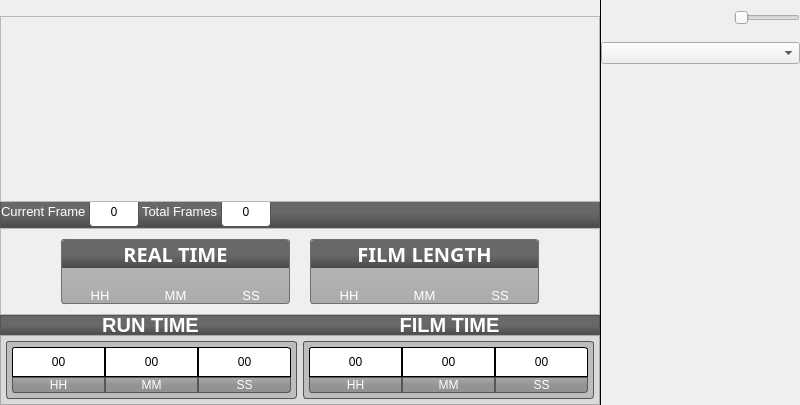
Old version of the form Graffik/gui/film/filmwindow.ui in the repository DynamicPerception/Graffik_Legacy.
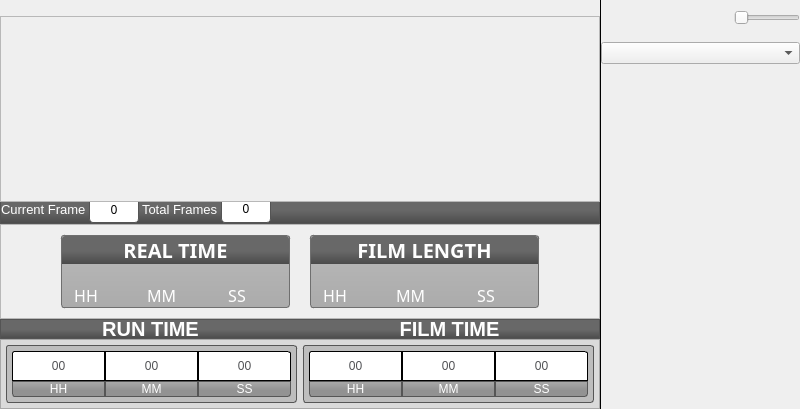
New version of the form. Icons and pictures are not drawn. Custom widgets are drawn as their Qt base class.

```diff
--- a/Graffik/gui/film/filmwindow.ui
+++ b/Graffik/gui/film/filmwindow.ui
@@ -7,7 +7,7 @@
     <x>0</x>
     <y>0</y>
     <width>800</width>
-    <height>405</height>
+    <height>409</height>
    </rect>
   </property>
   <property name="sizePolicy">
@@ -26,7 +26,41 @@
    <string>FilmWindow</string>
   </property>
   <property name="styleSheet">
-   <string notr="true">
+   <string notr="true">FlickNumber #wheelLabel {
+border-image:url(:/core/kinetic-wheel.png);
+border:0px transparent;
+padding: 0px;
+margin:0px;
+}
+
+FlickNumber QListWidget {
+show-decoration-selected: 1;
+font: 30pt &quot;Lucida Sans&quot;;
+}
+
+
+FlickNumber QListWidget::item {
+color:rgb(81,82,85);
+ border-image: url(:/core/kinetic-bg.png);
+ border: 0px transparent;
+padding: 0px;
+margin: 0px;
+background-color: transparent;
+}
+
+FlickNumber QListWidget::item:selected {
+color:rgb(81,82,85);
+ border-image: url(:/core/kinetic-bg.png);
+ border: 0px transparent;
+padding: 0px;
+margin: 0px;
+background-color: transparent;
+}
+
+FlickNumber QListWidgetItem {
+text-align: center;
+}
+
 #forwardButton {
 border-image: url(:/core/fwd-end-normal.png);
 border:0px transparent;
@@ -115,11 +149,11 @@
 
 SlideToggle::groove:horizontal {
  border-image: url(:/core/toggle-bg.png); 
-/* border-left: -9px transparent;
+ border-left: -9px transparent;
  border-right: -8px transparent;
  border-bottom: -5px transparent;
- border-top: 0px transparent;*/
-border: 0px transparent;
+ border-top: 0px transparent;
+/*border: 0px transparent;*/
  padding: 0px;
  margin: 0px;
 }
@@ -169,7 +203,8 @@
 background-color: white;
 border-color:rgb(86,86,86);
 border:1px solid;
-color:black;
+color:rgb(81,82,85);
+font: 40pt &quot;Lucida Sans&quot;;
 }
 
 #filmHHLabel, #runHHLabel {
@@ -273,7 +308,8 @@
 #rtHHLabel, #rtMMLabel, #rtSSLabel, #filmLenHHLabel, #filmLenMMLabel, #filmLenSSLabel {
 
 color:white;
-
+font: 12pt &quot;Lucida Sans&quot;;
+padding-right: 28px;
 }</string>
   </property>
   <layout class="QVBoxLayout" name="verticalLayout">
@@ -299,7 +335,7 @@
        <property name="minimumSize">
         <size>
          <width>0</width>
-         <height>33</height>
+         <height>30</height>
         </size>
        </property>
        <property name="maximumSize">
@@ -697,7 +733,7 @@
          <property name="maximumSize">
           <size>
            <width>16777215</width>
-           <height>140</height>
+           <height>120</height>
           </size>
          </property>
          <property name="frameShape">
@@ -1457,7 +1493,7 @@
           <property name="maximumSize">
            <size>
             <width>450</width>
-            <height>100</height>
+            <height>120</height>
            </size>
           </property>
           <property name="frameShape">
@@ -1480,6 +1516,12 @@
              </property>
              <item>
               <widget class="QLabel" name="realTimeLabel">
+               <property name="sizePolicy">
+                <sizepolicy hsizetype="Preferred" vsizetype="Expanding">
+                 <horstretch>0</horstretch>
+                 <verstretch>0</verstretch>
+                </sizepolicy>
+               </property>
                <property name="font">
                 <font>
                  <family>Lucida Sans</family>
@@ -1498,8 +1540,18 @@
              </item>
              <item>
               <layout class="QHBoxLayout" name="horizontalLayout_4">
+               <property name="spacing">
+                <number>5</number>
+               </property>
                <item>
-                <widget class="FlickNumber" name="realHHSpin" native="true"/>
+                <widget class="FlickNumber" name="realHHSpin" native="true">
+                 <property name="maximumSize">
+                  <size>
+                   <width>16777215</width>
+                   <height>43</height>
+                  </size>
+                 </property>
+                </widget>
                </item>
                <item>
                 <widget class="FlickNumber" name="realMMSpin" native="true">
@@ -1509,10 +1561,23 @@
                    <height>20</height>
                   </size>
                  </property>
+                 <property name="maximumSize">
+                  <size>
+                   <width>16777215</width>
+                   <height>43</height>
+                  </size>
+                 </property>
                 </widget>
                </item>
                <item>
-                <widget class="FlickNumber" name="realSSSpin" native="true"/>
+                <widget class="FlickNumber" name="realSSSpin" native="true">
+                 <property name="maximumSize">
+                  <size>
+                   <width>16777215</width>
+                   <height>43</height>
+                  </size>
+                 </property>
+                </widget>
                </item>
               </layout>
              </item>
@@ -1522,7 +1587,11 @@
                 <widget class="QLabel" name="rtHHLabel">
                  <property name="font">
                   <font>
-                   <pointsize>10</pointsize>
+                   <family>Lucida Sans</family>
+                   <pointsize>12</pointsize>
+                   <weight>50</weight>
+                   <italic>false</italic>
+                   <bold>false</bold>
                   </font>
                  </property>
                  <property name="text">
@@ -1537,7 +1606,11 @@
                 <widget class="QLabel" name="rtMMLabel">
                  <property name="font">
                   <font>
-                   <pointsize>10</pointsize>
+                   <family>Lucida Sans</family>
+                   <pointsize>12</pointsize>
+                   <weight>50</weight>
+                   <italic>false</italic>
+                   <bold>false</bold>
                   </font>
                  </property>
                  <property name="text">
@@ -1552,7 +1625,11 @@
                 <widget class="QLabel" name="rtSSLabel">
                  <property name="font">
                   <font>
-                   <pointsize>10</pointsize>
+                   <family>Lucida Sans</family>
+                   <pointsize>12</pointsize>
+                   <weight>50</weight>
+                   <italic>false</italic>
+                   <bold>false</bold>
                   </font>
                  </property>
                  <property name="text">
@@ -1587,7 +1664,7 @@
           <property name="maximumSize">
            <size>
             <width>450</width>
-            <height>100</height>
+            <height>120</height>
            </size>
           </property>
           <property name="frameShape">
@@ -1610,6 +1687,12 @@
              </property>
              <item>
               <widget class="QLabel" name="filmLengthLabel">
+               <property name="sizePolicy">
+                <sizepolicy hsizetype="Preferred" vsizetype="Expanding">
+                 <horstretch>0</horstretch>
+                 <verstretch>0</verstretch>
+                </sizepolicy>
+               </property>
                <property name="font">
                 <font>
                  <family>Lucida Sans</family>
@@ -1628,8 +1711,18 @@
              </item>
              <item>
               <layout class="QHBoxLayout" name="horizontalLayout_2">
+               <property name="spacing">
+                <number>5</number>
+               </property>
                <item>
-                <widget class="FlickNumber" name="filmHHSpin" native="true"/>
+                <widget class="FlickNumber" name="filmHHSpin" native="true">
+                 <property name="maximumSize">
+                  <size>
+                   <width>16777215</width>
+                   <height>43</height>
+                  </size>
+                 </property>
+                </widget>
                </item>
                <item>
                 <widget class="FlickNumber" name="filmMMSpin" native="true">
@@ -1639,10 +1732,23 @@
                    <height>20</height>
                   </size>
                  </property>
+                 <property name="maximumSize">
+                  <size>
+                   <width>16777215</width>
+                   <height>43</height>
+                  </size>
+                 </property>
                 </widget>
                </item>
                <item>
-                <widget class="FlickNumber" name="filmSSSpin" native="true"/>
+                <widget class="FlickNumber" name="filmSSSpin" native="true">
+                 <property name="maximumSize">
+                  <size>
+                   <width>16777215</width>
+                   <height>43</height>
+                  </size>
+                 </property>
+                </widget>
                </item>
               </layout>
              </item>
@@ -1652,7 +1758,11 @@
                 <widget class="QLabel" name="filmLenHHLabel">
                  <property name="font">
                   <font>
-                   <pointsize>10</pointsize>
+                   <family>Lucida Sans</family>
+                   <pointsize>12</pointsize>
+                   <weight>50</weight>
+                   <italic>false</italic>
+                   <bold>false</bold>
                   </font>
                  </property>
                  <property name="text">
@@ -1667,7 +1777,11 @@
                 <widget class="QLabel" name="filmLenMMLabel">
                  <property name="font">
                   <font>
-                   <pointsize>10</pointsize>
+                   <family>Lucida Sans</family>
+                   <pointsize>12</pointsize>
+                   <weight>50</weight>
+                   <italic>false</italic>
+                   <bold>false</bold>
                   </font>
                  </property>
                  <property name="text">
@@ -1682,7 +1796,11 @@
                 <widget class="QLabel" name="filmLenSSLabel">
                  <property name="font">
                   <font>
-                   <pointsize>10</pointsize>
+                   <family>Lucida Sans</family>
+                   <pointsize>12</pointsize>
+                   <weight>50</weight>
+                   <italic>false</italic>
+                   <bold>false</bold>
                   </font>
                  </property>
                  <property name="text">
```
Left out of the diff: 28 changed lines with no effect on the pictures.
